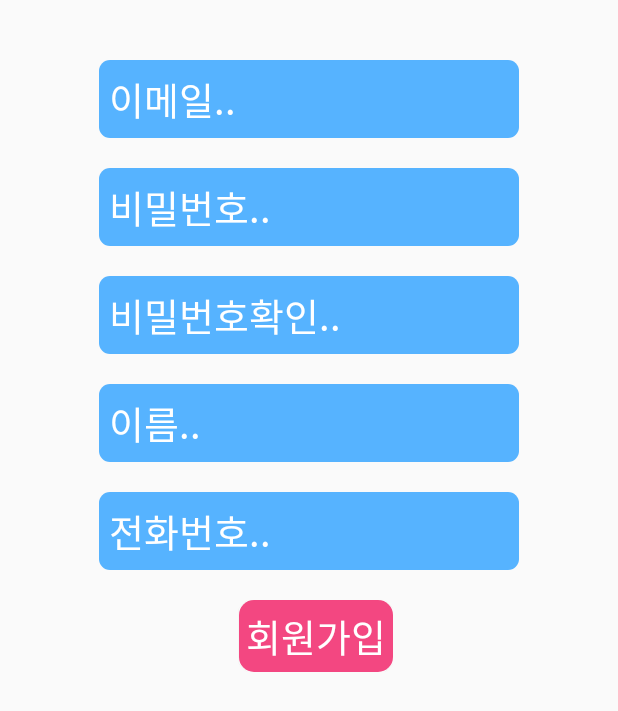
After one commit to hubhubhub98/Connected, an Android app: the ManagerRegisterActivity screen opened directly, with no data from a screen before it, on a phone screen of 412 x 824 dp. The commit adds this screen. Shown: the top 711 px of the screen. Run offline under Robolectric (Android 15) with nearby library versions, the phone set to English and light mode, and no system bars; our stand-ins replace Firebase (no records; nobody signed in at launch, a user with empty details on screens opened directly).

```diff
--- a/app/src/main/AndroidManifest.xml
+++ b/app/src/main/AndroidManifest.xml
@@ -20,7 +20,6 @@
         <activity android:name=".GoogleMapTestActivity"></activity>
         <activity android:name=".PwResetActivity" />
         <activity android:name=".LoginActivity">
-
             <intent-filter>
                 <action android:name="android.intent.action.MAIN" />
 
@@ -30,7 +29,10 @@
         <!-- 키보드가 레이아웃에 영향 주지 않기 -->
         <activity android:name=".MainActivity"
             android:windowSoftInputMode="adjustPan">
-	</activity>
+	    </activity>
+        <activity android:name=".ManagerRegisterActivity">
+
+        </activity>
     </application>
 
 </manifest>
--- /dev/null
+++ b/app/src/main/java/com/changsdev/whoaressuproject/ManagerRegisterActivity.java
@@ -0,0 +1,170 @@
+package com.changsdev.whoaressuproject;
+
+import androidx.annotation.NonNull;
+import androidx.appcompat.app.ActionBar;
+import androidx.appcompat.app.AppCompatActivity;
+
+import android.content.Intent;
+import android.os.Bundle;
+import android.util.Log;
+import android.view.View;
+import android.widget.Button;
+import android.widget.CheckBox;
+import android.widget.EditText;
+import android.widget.TextView;
+import android.widget.Toast;
+
+import com.changsdev.whoaressuproject.model.UserVO;
+import com.google.android.gms.tasks.OnCompleteListener;
+import com.google.android.gms.tasks.OnFailureListener;
+import com.google.android.gms.tasks.OnSuccessListener;
+import com.google.android.gms.tasks.Task;
+import com.google.firebase.auth.AuthResult;
+import com.google.firebase.auth.FirebaseAuth;
+import com.google.firebase.database.FirebaseDatabase;
+
+public class ManagerRegisterActivity extends AppCompatActivity {
+
+    private EditText emailEdittext;
+    private EditText pwEdittext;
+    private EditText pwCheckEdittext;
+    private EditText nameEdittext;
+    private EditText phoneNumber;
+    private Button registerBtn;
+
+    private static final String TAG = "MANAGERREGISTERACTIVITY";
+
+    private FirebaseAuth mAuth;
+
+
+    @Override
+    protected void onCreate(Bundle savedInstanceState) {
+        super.onCreate(savedInstanceState);
+        setContentView(R.layout.activity_manager_register);
+
+        ActionBar actionBar = getSupportActionBar();
+        actionBar.hide();
+
+        mAuth = FirebaseAuth.getInstance();
+
+        registerBtn = (Button)findViewById(R.id.register_btn);
+        emailEdittext = (EditText)findViewById(R.id.email_edittext);
+        pwEdittext = (EditText)findViewById(R.id.pw_edittext);
+        pwCheckEdittext = (EditText)findViewById(R.id.pwCheck_edittext);
+        nameEdittext = (EditText)findViewById(R.id.name_edittext);
+        phoneNumber = (EditText)findViewById(R.id.phonenum_edittext);
+
+
+        View.OnClickListener myClickListener = new View.OnClickListener() {
+            @Override
+            public void onClick(View view) {
+                switch (view.getId()){
+                    case R.id.register_btn:
+                        registerBtn.setEnabled(false);
+                        register();
+                        registerBtn.setEnabled(true);
+                        break;
+                }
+            }
+        };
+
+        registerBtn.setOnClickListener(myClickListener);
+
+
+    }
+
+    private void register(){ //회원가입 처리메서드
+        final String emailText = emailEdittext.getText().toString().trim();
+        String pwText = pwEdittext.getText().toString().trim();
+        String pwCheckText = pwCheckEdittext.getText().toString().trim();
+        final String nameText = nameEdittext.getText().toString().trim();
+        final String phoneText = phoneNumber.getText().toString().trim();
+        if(emailText == null || emailText.equals("") || emailText.trim().equals("") ||
+                pwText == null || pwText.equals("") || pwText.trim().equals("") ||
+                pwCheckText == null || pwCheckText.equals("") || pwCheckText.trim().equals("") ||
+                nameText == null || nameText.equals("") || nameText.trim().equals("") ||
+                phoneText == null || phoneText.equals("") || phoneText.trim().equals("")){
+            showToast("전부 입력해주시기 바랍니다.");
+            return ;
+        }
+
+        if(!pwText.equals(pwCheckText)){
+            // 비밀번호와 비밀번호확인의 값이 다르다면
+            showToast("비밀번호와 비밀번호확인이 다릅니다.");
+            return ;
+        }
+
+        //회원가입 처리
+        mAuth.createUserWithEmailAndPassword(emailText, pwText)
+                .addOnCompleteListener(this, new OnCompleteListener<AuthResult>() {
+                    @Override
+                    public void onComplete(@NonNull Task<AuthResult> task) {
+                        if (task.isSuccessful()) {
+
+                            final UserVO user = new UserVO();
+                            final String uid = task.getResult().getUser().getUid();
+                            user.setUid(uid);
+                            user.setUserName(nameText);
+                            user.setUserEmail(emailText);
+                            user.setOrg(true);
+                            user.setUserPhoneNumber(phoneText);
+                            UserVO friend = new UserVO();
+                            friend.setOrg(true);
+                            FirebaseDatabase.getInstance().getReference().child("friends").child(uid)
+                                    .setValue(friend)
+                                    .addOnSuccessListener(new OnSuccessListener<Void>() {
+                                        @Override
+                                        public void onSuccess(Void aVoid) {
+                                            // Write was successful!
+                                            // ...
+                                            FirebaseDatabase.getInstance().getReference().child("users").child(uid)
+                                                    .setValue(user)
+                                                    .addOnSuccessListener(new OnSuccessListener<Void>() {
+                                                        @Override
+                                                        public void onSuccess(Void aVoid) {
+                                                            // Write was successful!
+                                                            // ...
+                                                            showToast("회원가입에 성공했습니다.");
+                                                            nameEdittext.setText("");
+                                                            pwCheckEdittext.setText("");
+                                                            pwEdittext.setText("");
+                                                            phoneNumber.setText("");
+                                                            emailEdittext.setText("");
+                                                        }
+                                                    })
+                                                    .addOnFailureListener(new OnFailureListener() {
+                                                        @Override
+                                                        public void onFailure(@NonNull Exception e) {
+                                                            // Write failed
+                                                            // ...
+                                                            showToast("회원가입에 실패했습니다.");
+                                                        }
+                                                    });
+                                        }
+                                    })
+                                    .addOnFailureListener(new OnFailureListener() {
+                                        @Override
+                                        public void onFailure(@NonNull Exception e) {
+                                            // Write failed
+                                            // ...
+                                            showToast("회원가입에 실패했습니다.");
+                                        }
+                                    });
+
+                        } else {
+                            // If sign in fails, display a message to the user.
+                            Log.w(TAG, "createUserWithEmail:failure", task.getException());
+                            showToast("회원가입에 실패했습니다.");
+                        }
+
+                        // ...
+                    }
+                });
+
+
+    }
+
+    private void showToast(String msg){ //msg를 화면에 출력한다.
+        Toast.makeText(this, msg,Toast.LENGTH_SHORT).show();
+    }
+}
--- /dev/null
+++ b/app/src/main/res/layout/activity_manager_register.xml
@@ -0,0 +1,109 @@
+<?xml version="1.0" encoding="utf-8"?>
+<LinearLayout xmlns:android="http://schemas.android.com/apk/res/android"
+    xmlns:app="http://schemas.android.com/apk/res-auto"
+    xmlns:tools="http://schemas.android.com/tools"
+    android:layout_width="match_parent"
+    android:layout_height="match_parent"
+    tools:context=".ManagerRegisterActivity">
+
+    <LinearLayout
+        android:layout_width="match_parent"
+        android:layout_height="match_parent"
+        android:orientation="vertical">
+
+        <EditText
+            android:layout_width="280dp"
+            android:layout_height="wrap_content"
+            android:id="@+id/email_edittext"
+            android:layout_gravity="center"
+            android:layout_marginTop="40dp"
+            android:textSize="25dp"
+            android:textColor="@color/colorWhite"
+            android:textColorHint="@color/colorWhite"
+            android:hint="이메일.."
+            android:inputType="text"
+            android:background="@drawable/login_edittext_style"/>
+
+        <EditText
+            android:layout_width="280dp"
+            android:layout_height="wrap_content"
+            android:id="@+id/pw_edittext"
+            android:layout_gravity="center"
+            android:layout_marginTop="20dp"
+            android:textSize="25dp"
+            android:textColor="@color/colorWhite"
+            android:textColorHint="@color/colorWhite"
+            android:hint="비밀번호.."
+            android:inputType="textPassword"
+            android:ellipsize="end"
+            android:maxLines="1"
+            android:background="@drawable/login_edittext_style"/>
+
+        <EditText
+            android:layout_width="280dp"
+            android:layout_height="wrap_content"
+            android:id="@+id/pwCheck_edittext"
+            android:layout_gravity="center"
+            android:layout_marginTop="20dp"
+            android:textSize="25dp"
+            android:textColor="@color/colorWhite"
+            android:textColorHint="@color/colorWhite"
+            android:hint="비밀번호확인.."
+            android:inputType="textPassword"
+            android:ellipsize="end"
+            android:maxLines="1"
+            android:background="@drawable/login_edittext_style"/>
+
+        <EditText
+            android:layout_width="280dp"
+            android:layout_height="wrap_content"
+            android:id="@+id/name_edittext"
+            android:layout_gravity="center"
+            android:layout_marginTop="20dp"
+            android:textSize="25dp"
+            android:textColor="@color/colorWhite"
+            android:textColorHint="@color/colorWhite"
+            android:hint="이름.."
+            android:inputType="text"
+            android:background="@drawable/login_edittext_style"/>
+
+        <EditText
+            android:layout_width="280dp"
+            android:layout_height="wrap_content"
+            android:id="@+id/phonenum_edittext"
+            android:layout_gravity="center"
+            android:layout_marginTop="20dp"
+            android:textSize="25dp"
+            android:textColor="@color/colorWhite"
+            android:textColorHint="@color/colorWhite"
+            android:hint="전화번호.."
+            android:inputType="text"
+            android:background="@drawable/login_edittext_style"/>
+
+
+
+        <LinearLayout
+            android:layout_width="wrap_content"
+            android:layout_height="wrap_content"
+            android:orientation="horizontal"
+            android:layout_gravity="center"
+            android:layout_marginTop="20dp"
+            >
+
+
+            <Button
+                android:layout_width="wrap_content"
+                android:layout_height="wrap_content"
+                android:background="@drawable/login_button_style"
+                android:text="회원가입"
+                android:layout_marginLeft="10dp"
+                android:textColor="@color/colorWhite"
+                android:textSize="25dp"
+                android:id="@+id/register_btn"
+                android:layout_gravity="center" />
+        </LinearLayout>
+
+
+    </LinearLayout>
+
+</LinearLayout>
```
Also changed, not shown: app/src/main/java/com/changsdev/whoaressuproject/Adapter/OrgAdapter.java (+113 -9 lines), app/src/main/java/com/changsdev/whoaressuproject/Adapter/SampleOrgViewHolder.java (+15 -5 lines), app/src/main/java/com/changsdev/whoaressuproject/fragment/OrgListFragment.java (+14 -5 lines), app/src/main/res/layout/dialog_create.xml (added, +33 -0 lines), app/src/main/res/layout/fragment_org_list.xml (+4 -9 lines), app/src/main/res/layout/fragment_org_list_recycler.xml (+4 -4 lines).
